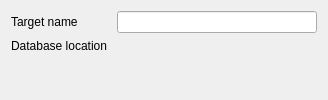
The window that src/importers/itunes/ITunesConfigWidget.ui (KDE/amarok) describes before a commit, drawn with Qt 5.
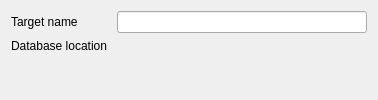
The same window after the commit. Custom widgets are drawn as their Qt base class.

Commit message: Small UI tweaks for importers' configuration

```diff
--- a/src/importers/itunes/ITunesConfigWidget.ui
+++ b/src/importers/itunes/ITunesConfigWidget.ui
@@ -2,7 +2,7 @@
 <ui version="4.0">
  <class>ITunesConfigWidget</class>
  <widget class="QWidget" name="ITunesConfigWidget">
-  <layout class="QGridLayout" name="gridLayout" columnstretch="0,1" columnminimumwidth="100,200">
+  <layout class="QGridLayout" name="gridLayout" columnstretch="0,1" columnminimumwidth="100,250">
    <item row="2" column="1">
     <widget class="KUrlRequester" name="m_databaseLocation">
      <property name="filter">
```
The commit also changes 4 other files.
